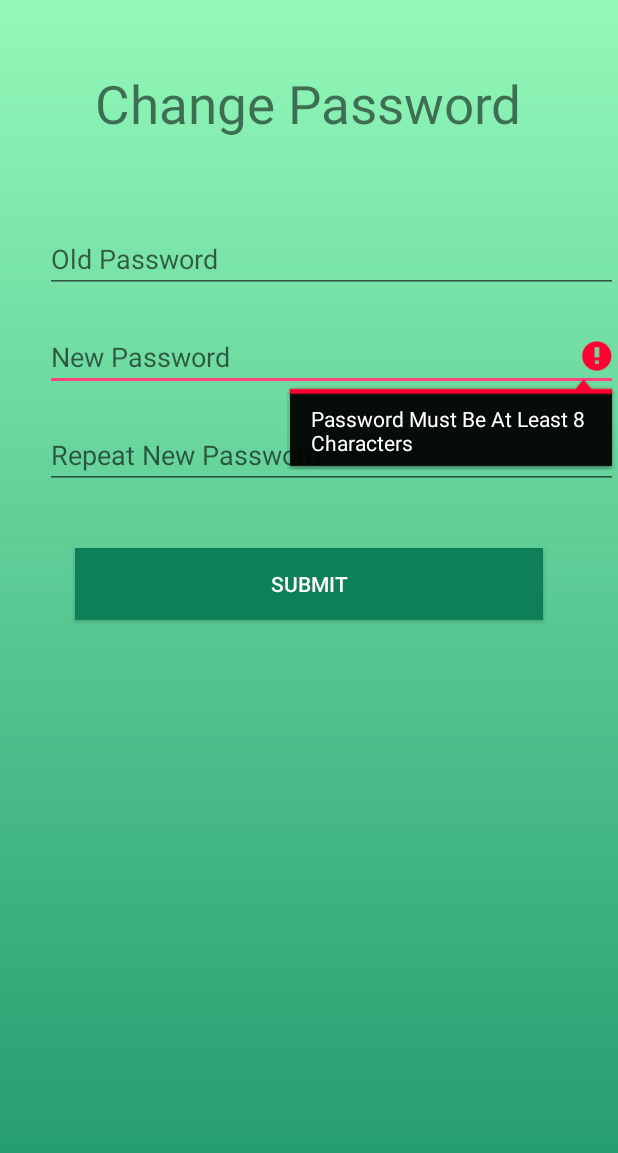
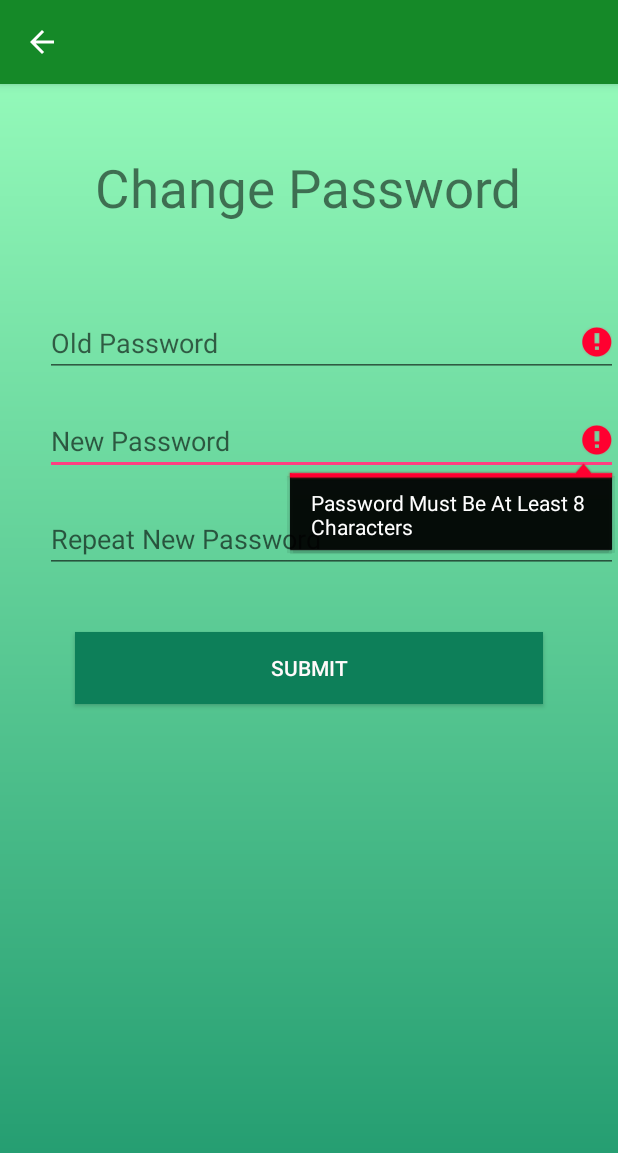
Before and after one commit to harveylallave/MOBAPDE, an Android app: the ChangePassword screen opened directly, with no data from a screen before it, after a tap on "SUBMIT", on a phone screen of 412 x 824 dp. Shown: the top 1153 px of the screen. Run offline under Robolectric (Android 15) with nearby library versions, the phone set to English and light mode, and no system bars.

Commit message:
Added Back Button

```diff
--- a/app/src/main/java/valdez/lallave/dagdag/dlsu_profstopick/JavaActivities/ChangePassword.java
+++ b/app/src/main/java/valdez/lallave/dagdag/dlsu_profstopick/JavaActivities/ChangePassword.java
@@ -1,5 +1,6 @@
 package valdez.lallave.dagdag.dlsu_profstopick.JavaActivities;
 
+import android.app.ActionBar;
 import android.content.SharedPreferences;
 import android.os.Bundle;
 import android.preference.PreferenceManager;
@@ -30,7 +31,7 @@ public class ChangePassword extends AppCompatActivity{
     protected void onCreate(Bundle savedInstanceState) {
         super.onCreate(savedInstanceState);
         setContentView(R.layout.change_pass);
-
+        getSupportActionBar();
         etOld = (EditText) findViewById(R.id.et_OldPass);
         etNew = (EditText) findViewById(R.id.et_Newpass);
         etNewR = (EditText) findViewById(R.id.et_NewRpass);
@@ -43,12 +44,13 @@ public class ChangePassword extends AppCompatActivity{
                 String pOld = etOld.getText().toString();
                 String pNew = etNew.getText().toString();
                 String pNewR = etNewR.getText().toString();
-                String email = etEmail.getText().toString();
+                SharedPreferences SP = PreferenceManager.getDefaultSharedPreferences(getBaseContext());
+                final String  reviewer        = SP.getString("loggedStudent", "student_email");
 
                 boolean valid = true;
                 dbHandler = new DBHandler(getBaseContext());
 
-                Student s = dbHandler.getStudent(email);
+                Student s = dbHandler.getStudent(reviewer);
 
                 if(!validateOldPassword(pOld,s))
                     valid = false;
@@ -61,6 +63,7 @@ public class ChangePassword extends AppCompatActivity{
                     try {
                         s.setHashedPass(PasswordAuthentication.SHA1(pNew));
                         dbHandler.updateStudentInfo(s);
+                        finish();
                     } catch (NoSuchAlgorithmException e) {
                         e.printStackTrace();
                     } catch (UnsupportedEncodingException e) {
@@ -81,7 +84,7 @@ public class ChangePassword extends AppCompatActivity{
         try {
             if(password!=null && password.length()>=8 && s.getHashedPass().equals(PasswordAuthentication.SHA1(password)))
                 return true;
-            else etNew.setError("Wrong Password");
+            else etOld.setError("Wrong Password");
         } catch (NoSuchAlgorithmException e) {
             e.printStackTrace();
         } catch (UnsupportedEncodingException e) {
--- a/app/src/main/res/values/colors.xml
+++ b/app/src/main/res/values/colors.xml
@@ -1,6 +1,6 @@
 <?xml version="1.0" encoding="utf-8"?>
 <resources>
-    <color name="colorPrimary">#3F51B5</color>
-    <color name="colorPrimaryDark">#303F9F</color>
+    <color name="colorPrimary">#158928</color>
+    <color name="colorPrimaryDark">#158928</color>
     <color name="colorAccent">#FF4081</color>
 </resources>
--- a/app/src/main/res/values/strings.xml
+++ b/app/src/main/res/values/strings.xml
@@ -1,3 +1,3 @@
 <resources>
-    <string name="app_name">DLSU_ProfsToPick</string>
+    <string name="app_name">DLSU Profs To Pick</string>
 </resources>
--- a/app/src/main/res/values/styles.xml
+++ b/app/src/main/res/values/styles.xml
@@ -1,7 +1,7 @@
 <resources>
 
     <!-- Base application theme. -->
-    <style name="AppTheme" parent="Theme.AppCompat.Light.NoActionBar">
+    <style name="AppTheme" parent="Theme.AppCompat.Light.DarkActionBar">
         <!-- Customize your theme here. -->
         <item name="colorPrimary">@color/colorPrimary</item>
         <item name="colorPrimaryDark">@color/colorPrimaryDark</item>
```
Also changed, not shown: app/src/main/AndroidManifest.xml (+5 -3 lines).
